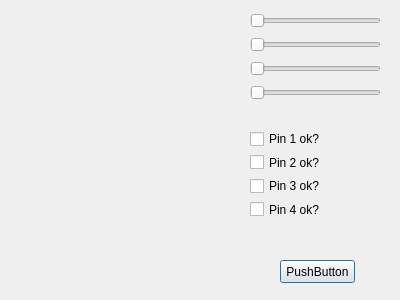
Qt form PROJECT_KART/minigame2.ui (merovigiam/PRJ_KART) before a commit.
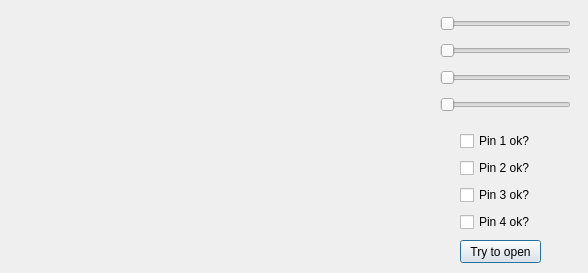
The same form after that commit.

The edit to the form file:
```diff
--- a/PROJECT_KART/minigame2.ui
+++ b/PROJECT_KART/minigame2.ui
@@ -6,8 +6,8 @@
    <rect>
     <x>0</x>
     <y>0</y>
-    <width>400</width>
-    <height>300</height>
+    <width>588</width>
+    <height>273</height>
    </rect>
   </property>
   <property name="windowTitle">
@@ -16,23 +16,23 @@
   <widget class="QPushButton" name="pushButton">
    <property name="geometry">
     <rect>
-     <x>280</x>
-     <y>260</y>
-     <width>75</width>
+     <x>460</x>
+     <y>240</y>
+     <width>81</width>
      <height>23</height>
     </rect>
    </property>
    <property name="text">
-    <string>PushButton</string>
+    <string>Try to open</string>
    </property>
   </widget>
   <widget class="QWidget" name="verticalLayoutWidget">
    <property name="geometry">
     <rect>
-     <x>250</x>
+     <x>440</x>
      <y>10</y>
      <width>131</width>
-     <height>96</height>
+     <height>111</height>
     </rect>
    </property>
    <layout class="QVBoxLayout" name="verticalLayout_2">
@@ -69,10 +69,10 @@
   <widget class="QWidget" name="verticalLayoutWidget_2">
    <property name="geometry">
     <rect>
-     <x>250</x>
+     <x>460</x>
      <y>130</y>
      <width>91</width>
-     <height>88</height>
+     <height>103</height>
     </rect>
    </property>
    <layout class="QVBoxLayout" name="verticalLayout_3">
@@ -106,6 +106,19 @@
     </item>
    </layout>
   </widget>
+  <widget class="QLabel" name="image">
+   <property name="geometry">
+    <rect>
+     <x>10</x>
+     <y>50</y>
+     <width>408</width>
+     <height>176</height>
+    </rect>
+   </property>
+   <property name="text">
+    <string/>
+   </property>
+  </widget>
  </widget>
  <resources/>
  <connections/>
```
Left out of the diff: 2 changed lines with no effect on the pictures.
